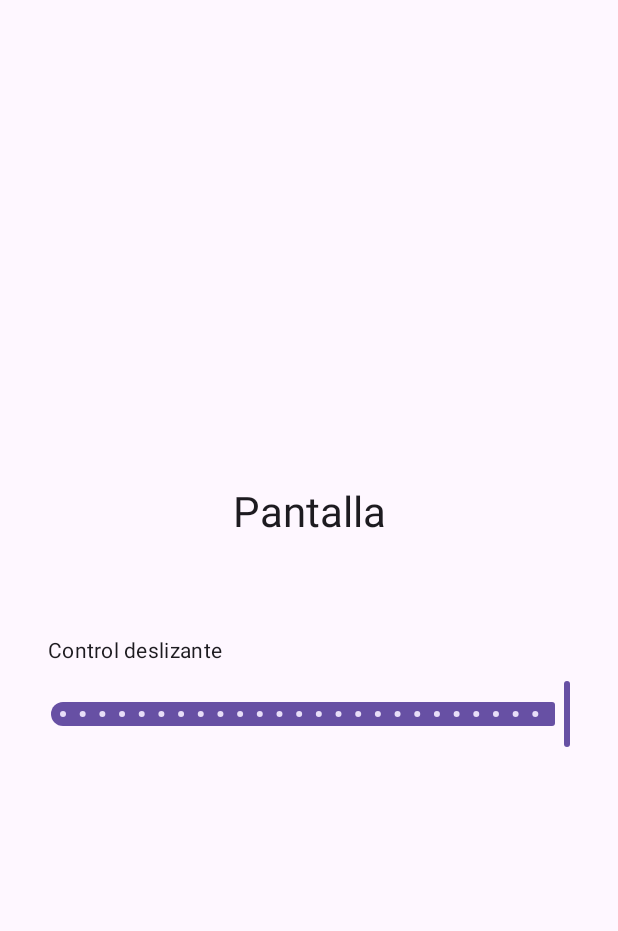
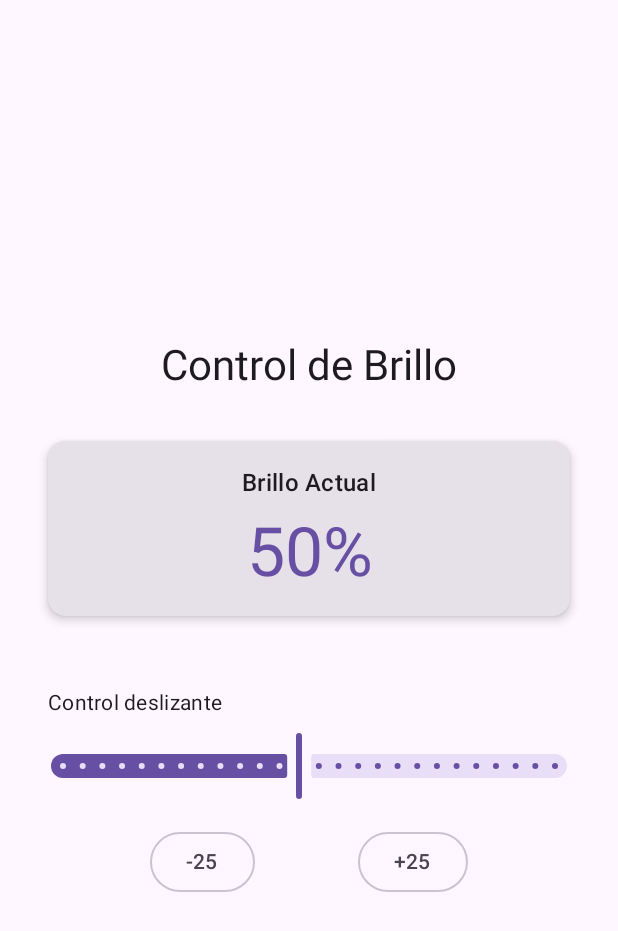
Before and after one commit to ronald-bismar/dispositivos, an Android app built with Jetpack Compose: the PantallaScreenActivity screen opened directly, with no data from a screen before it, on a phone screen of 412 x 824 dp. Shown: the top 931 px of the screen. Run offline under Robolectric (Android 15) with nearby library versions, the light colour scheme and no system bars.

Commit message:
Funcionalidad de pantalla 2

```diff
--- a/app/src/main/java/com/example/dispositivos/PantallaScreen.kt
+++ b/app/src/main/java/com/example/dispositivos/PantallaScreen.kt
@@ -2,9 +2,12 @@ package com.example.dispositivos
 
 import android.content.Context
 import android.content.Intent
+import android.database.ContentObserver
 import android.net.Uri
 import android.os.Build
 import android.os.Bundle
+import android.os.Handler
+import android.os.Looper
 import android.provider.Settings
 import android.widget.Toast
 import androidx.activity.ComponentActivity
@@ -18,12 +21,12 @@ import androidx.compose.ui.Modifier
 import androidx.compose.ui.platform.LocalContext
 import androidx.compose.ui.unit.dp
 import kotlin.math.round
+import androidx.core.net.toUri
 
 private const val TAG = "PantallaScreenActivity"
 
 class PantallaScreenActivity : ComponentActivity() {
 
-    @RequiresApi(Build.VERSION_CODES.M)
     override fun onCreate(savedInstanceState: Bundle?) {
         super.onCreate(savedInstanceState)
 
@@ -34,11 +37,35 @@ class PantallaScreenActivity : ComponentActivity() {
         }
     }
 
-    @RequiresApi(Build.VERSION_CODES.M)
     @Composable
     fun PantallaScreen() {
         val context = LocalContext.current
-        var brightnessValue by remember { mutableIntStateOf(255) }
+
+        // Estado para el brillo
+        var brightnessValue by remember { mutableIntStateOf(getCurrentBrightness(context)) }
+
+        // Observer para detectar cambios en el brillo del sistema
+        DisposableEffect(context) {
+            val contentObserver = object : ContentObserver(Handler(Looper.getMainLooper())) {
+                override fun onChange(selfChange: Boolean) {
+                    super.onChange(selfChange)
+                    // Actualizar el estado cuando el brillo cambia
+                    brightnessValue = getCurrentBrightness(context)
+                }
+            }
+
+            // Registrar el observer para el brillo del sistema
+            context.contentResolver.registerContentObserver(
+                Settings.System.getUriFor(Settings.System.SCREEN_BRIGHTNESS),
+                false,
+                contentObserver
+            )
+
+            onDispose {
+                // Desregistrar el observer cuando se destruye el composable
+                context.contentResolver.unregisterContentObserver(contentObserver)
+            }
+        }
 
         Surface(
             modifier = Modifier.fillMaxSize(),
@@ -52,11 +79,36 @@ class PantallaScreenActivity : ComponentActivity() {
                 verticalArrangement = Arrangement.Center
             ) {
                 Text(
-                    text = "Pantalla",
+                    text = "Control de Brillo",
                     style = MaterialTheme.typography.headlineMedium,
-                    modifier = Modifier.padding(bottom = 32.dp)
+                    modifier = Modifier.padding(bottom = 16.dp)
                 )
 
+                // Mostrar el porcentaje actual
+                Card(
+                    modifier = Modifier
+                        .fillMaxWidth()
+                        .padding(16.dp),
+                    elevation = CardDefaults.cardElevation(defaultElevation = 4.dp)
+                ) {
+                    Column(
+                        modifier = Modifier
+                            .fillMaxWidth()
+                            .padding(16.dp),
+                        horizontalAlignment = Alignment.CenterHorizontally
+                    ) {
+                        Text(
+                            text = "Brillo Actual",
+                            style = MaterialTheme.typography.titleMedium
+                        )
+                        Spacer(modifier = Modifier.height(8.dp))
+                        Text(
+                            text = "${round((brightnessValue.toDouble() / 255) * 100).toInt()}%",
+                            style = MaterialTheme.typography.displayMedium,
+                            color = MaterialTheme.colorScheme.primary
+                        )
+                    }
+                }
 
                 Spacer(modifier = Modifier.height(32.dp))
 
@@ -85,24 +137,70 @@ class PantallaScreenActivity : ComponentActivity() {
                         modifier = Modifier.fillMaxWidth()
                     )
                 }
+
+                Spacer(modifier = Modifier.height(16.dp))
+
+                // Botones adicionales para ajuste rápido
+                Row(
+                    modifier = Modifier
+                        .fillMaxWidth()
+                        .padding(horizontal = 16.dp),
+                    horizontalArrangement = Arrangement.SpaceEvenly
+                ) {
+                    OutlinedButton(
+                        onClick = {
+                            if (hasWriteSettingsPermission(context)) {
+                                brightnessValue = maxOf(1, brightnessValue - 25)
+                                changeScreenBrightness(context, brightnessValue)
+                            } else {
+                                changeWriteSettingsPermission(context)
+                            }
+                        }
+                    ) {
+                        Text("-25")
+                    }
+
+                    OutlinedButton(
+                        onClick = {
+                            if (hasWriteSettingsPermission(context)) {
+                                brightnessValue = minOf(255, brightnessValue + 25)
+                                changeScreenBrightness(context, brightnessValue)
+                            } else {
+                                changeWriteSettingsPermission(context)
+                            }
+                        }
+                    ) {
+                        Text("+25")
+                    }
+                }
             }
         }
     }
 
-    @RequiresApi(Build.VERSION_CODES.M)
+    // Leer el brillo actual del sistema
+    private fun getCurrentBrightness(context: Context): Int {
+        return try {
+            Settings.System.getInt(
+                context.contentResolver,
+                Settings.System.SCREEN_BRIGHTNESS
+            )
+        } catch (e: Settings.SettingNotFoundException) {
+            // Si no se puede leer, devolver un valor por defecto (50% = 127)
+            127
+        }
+    }
+
     private fun hasWriteSettingsPermission(context: Context): Boolean {
         return Settings.System.canWrite(context)
     }
 
-    // Abrir la pantalla de permisos para modificar configuraciones del sistema
     private fun changeWriteSettingsPermission(context: Context) {
         val intent = Intent(Settings.ACTION_MANAGE_WRITE_SETTINGS).apply {
-            data = Uri.parse("package:${context.packageName}")
+            data = "package:${context.packageName}".toUri()
         }
         context.startActivity(intent)
     }
 
-    // Cambiar el brillo de la pantalla
     private fun changeScreenBrightness(context: Context, screenBrightnessValue: Int) {
         try {
             // Cambiar el modo de brillo a manual
@@ -126,14 +224,4 @@ class PantallaScreenActivity : ComponentActivity() {
             ).show()
         }
     }
-
-    // Mostrar un Toast con el porcentaje de brillo
-    private fun showBrightnessToast(context: Context, brightnessValue: Int) {
-        val percentage = round((brightnessValue.toDouble() / 255) * 100).toInt()
-        Toast.makeText(
-            context,
-            "Brillo: $percentage%",
-            Toast.LENGTH_SHORT
-        ).show()
-    }
 }
```
